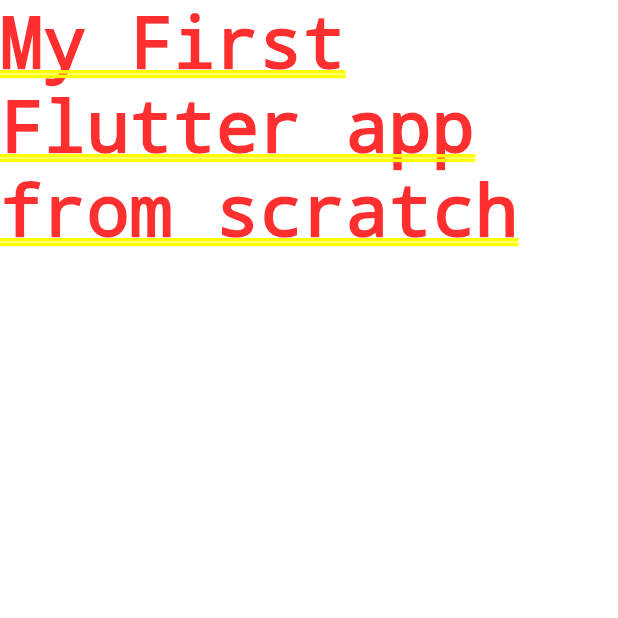
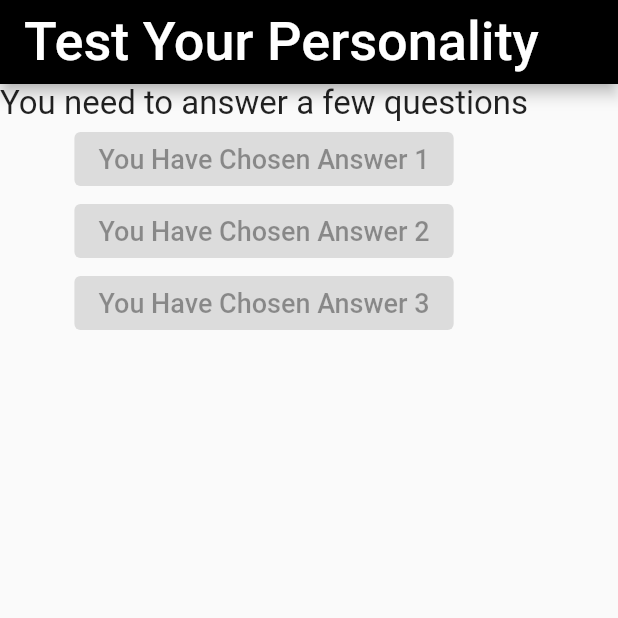
Before and after one commit to Prodigy-Genes/learning_flutter, a Flutter app: the screen it shows after launch, on a phone screen of 412 x 824 dp, the top half of it. Run offline on Flutter 3.47's test engine with Material 2 defaults, Android fonts, the phone set to English and light mode, and no system bars.

Commit message:
Learning_Flutter

```diff
--- a/lib/main.dart
+++ b/lib/main.dart
@@ -1,12 +1,53 @@
 import 'package:flutter/material.dart';
 
 void main() {
-  runApp(MyFirstApp());
+  runApp( const MyFirstApp());
 }
 
 class MyFirstApp extends StatelessWidget {
-  Widget build(BuildContext context){
-    return MaterialApp(home: Text('My First Flutter app from scratch'));
+  const MyFirstApp({Key? key}) : super(key: key);
+
+  @override
+  Widget build(BuildContext context) {
+    return MaterialApp(
+      home: Scaffold(
+        appBar: AppBar(
+          title: const Text(
+            'Test Your Personality',
+            style: TextStyle(fontSize: 36),
+          ),
+          backgroundColor: const Color.fromARGB(255, 0, 0, 0), // Use 'const' for colors
+        ),
+        body: const Column(children: <Widget>[
+          Text(
+            'You need to answer a few questions',
+            style: TextStyle(fontSize: 22),),
+
+          ElevatedButton(
+            onPressed: null,
+            child: Text('You Have Chosen Answer 1',
+            style: TextStyle(
+              fontSize: 18
+            ),)
+          ),
+          ElevatedButton(
+            onPressed: null,
+            child: Text('You Have Chosen Answer 2',
+            style: TextStyle(
+              fontSize: 18
+            )),
+          ),
+          ElevatedButton(
+            onPressed: null,
+            child: Text('You Have Chosen Answer 3',
+            style: TextStyle(
+              fontSize: 18
+            ),)
+          )
+        ],),
+      ),
+    );
+
   }
 }
 
```
Also changed, not shown: 1 other file.
